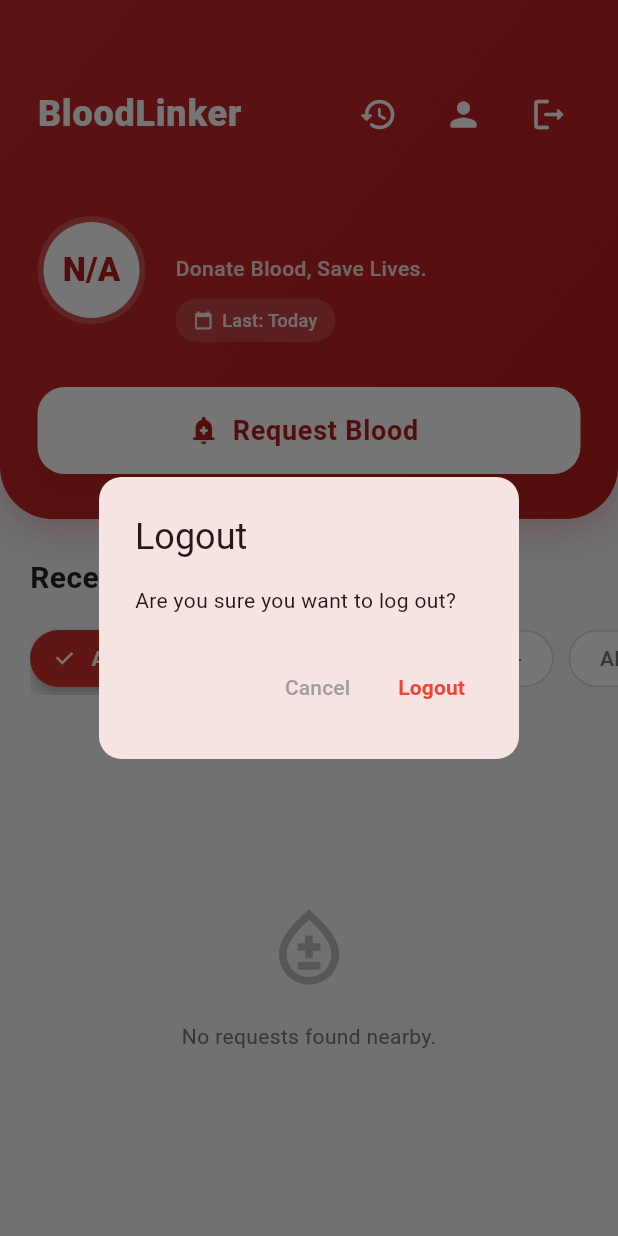
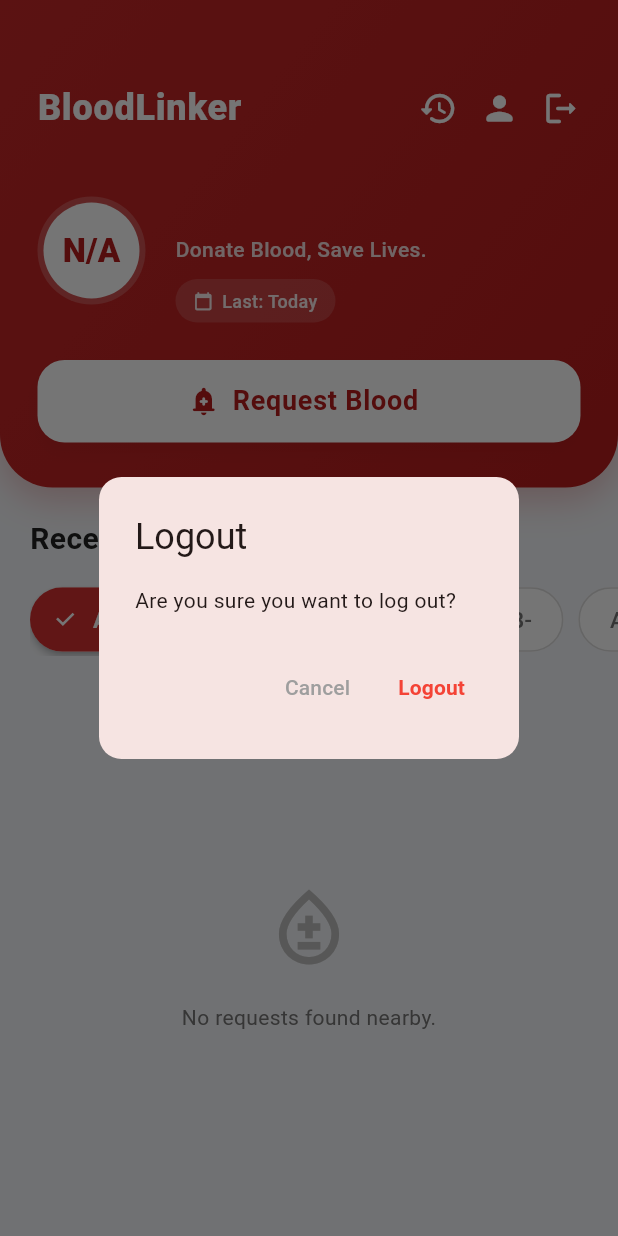
Before and after one commit to Ikra001/BloodLinker, a Flutter app: the screen it shows once a user with an empty profile is signed in, after a tap on the "logout" icon, on a phone screen of 412 x 824 dp. Run offline on Flutter 3.47's test engine with Material 3 defaults, Android fonts, the phone set to English and light mode, and no system bars; our stand-ins replace cloud_firestore, firebase_auth, firebase_core, geolocator; missing offline and left inert: flutter_osm_plugin; accounts and stored records are empty.

Commit message:
Removed SkipIntro and Improved HomePage(smaller now)

```diff
--- a/lib/pages/home_page.dart
+++ b/lib/pages/home_page.dart
@@ -4,6 +4,7 @@ import 'package:cloud_firestore/cloud_firestore.dart';
 import 'package:url_launcher/url_launcher.dart';
 
 import 'package:blood_linker/auth/auth_manager.dart';
+import 'package:blood_linker/constants.dart';
 import 'package:blood_linker/pages/request_blood_page.dart';
 import 'package:blood_linker/pages/request_details_page.dart';
 import 'package:blood_linker/pages/welcome_page.dart';
@@ -90,11 +91,11 @@ class _HomePageState extends State<HomePage> {
       backgroundColor: const Color(0xFFF5F7FA),
       body: Column(
         children: [
-          _buildModernHeader(context),
+          _buildHeader(context),
 
           // FILTER SECTION
           Padding(
-            padding: const EdgeInsets.fromLTRB(20, 25, 0, 15),
+            padding: const EdgeInsets.fromLTRB(20, 20, 0, 15),
             child: Column(
               crossAxisAlignment: CrossAxisAlignment.start,
               children: [
@@ -126,38 +127,30 @@ class _HomePageState extends State<HomePage> {
                               });
                             }
                           },
-                          // --- UPDATED COLORS FOR CONSISTENCY ---
-                          // 1. Use the specific "Elegant Red" used in header/buttons
                           selectedColor: const Color(0xFFD32F2F),
                           backgroundColor: Colors.white,
-                          checkmarkColor: Colors.white, // Tick is White
-                          // 2. Softer Text Colors
+                          checkmarkColor: Colors.white,
                           labelStyle: TextStyle(
                             color: isSelected ? Colors.white : Colors.grey[600],
                             fontWeight: isSelected
                                 ? FontWeight.w600
                                 : FontWeight.w500,
-                            fontSize: 14,
+                            fontSize: 15,
                           ),
                           padding: const EdgeInsets.symmetric(
                             horizontal: 12,
-                            vertical: 8,
+                            vertical: 10,
                           ),
-
-                          // 3. Cleaner Shape (No border when selected)
                           shape: RoundedRectangleBorder(
                             borderRadius: BorderRadius.circular(50),
                             side: BorderSide(
                               color: isSelected
-                                  ? Colors
-                                        .transparent // No border on selected (Clean look)
-                                  : Colors.grey.withOpacity(
-                                      0.2,
-                                    ), // Very soft border on unselected
+                                  ? Colors.transparent
+                                  : Colors.grey.withOpacity(0.2),
                               width: 1,
                             ),
                           ),
-                          elevation: isSelected ? 4 : 0,
+                          elevation: isSelected ? 2 : 0,
                           shadowColor: const Color(0xFFD32F2F).withOpacity(0.4),
                         ),
                       );
@@ -210,7 +203,7 @@ class _HomePageState extends State<HomePage> {
                   itemBuilder: (context, index) {
                     final doc = requests[index];
                     final data = doc.data() as Map<String, dynamic>;
-                    return _buildElegantRequestCard(context, data, doc.id);
+                    return _buildRequestCard(context, data, doc.id);
                   },
                 );
               },
@@ -222,7 +215,7 @@ class _HomePageState extends State<HomePage> {
   }
 
   // --- HEADER WIDGET ---
-  Widget _buildModernHeader(BuildContext context) {
+  Widget _buildHeader(BuildContext context) {
     final authManager = Provider.of<AuthManager>(context);
     final user = authManager.customUser;
 
@@ -249,6 +242,7 @@ class _HomePageState extends State<HomePage> {
       ),
       child: Column(
         children: [
+          // Row 1: Title and Actions
           Row(
             mainAxisAlignment: MainAxisAlignment.spaceBetween,
             children: [
@@ -291,7 +285,10 @@ class _HomePageState extends State<HomePage> {
               ),
             ],
           ),
-          const SizedBox(height: 35),
+
+          const SizedBox(height: 30),
+
+          // Row 2: Avatar + Name
           Row(
             children: [
               Container(
@@ -374,10 +371,13 @@ class _HomePageState extends State<HomePage> {
               ),
             ],
           ),
-          const SizedBox(height: 30),
+
+          const SizedBox(height: 25),
+
+          // Row 3: Request Button
           SizedBox(
             width: double.infinity,
-            height: 58,
+            height: 55,
             child: ElevatedButton.icon(
               onPressed: () {
                 Navigator.push(
@@ -421,6 +421,8 @@ class _HomePageState extends State<HomePage> {
     return IconButton(
       onPressed: onTap,
       icon: Icon(icon, color: Colors.white, size: 26),
+      padding: EdgeInsets.zero,
+      constraints: const BoxConstraints(),
       style: IconButton.styleFrom(
         tapTargetSize: MaterialTapTargetSize.shrinkWrap,
       ),
@@ -428,7 +430,7 @@ class _HomePageState extends State<HomePage> {
   }
 
   // --- CARD WIDGET ---
-  Widget _buildElegantRequestCard(
+  Widget _buildRequestCard(
     BuildContext context,
     Map<String, dynamic> data,
     String requestId,
@@ -468,6 +470,7 @@ class _HomePageState extends State<HomePage> {
                 Row(
                   crossAxisAlignment: CrossAxisAlignment.start,
                   children: [
+                    // Blood Group Box
                     Container(
                       height: 52,
                       width: 52,
@@ -514,7 +517,7 @@ class _HomePageState extends State<HomePage> {
                                   children: [
                                     Icon(
                                       Icons.person_rounded,
-                                      size: 15,
+                                      size: 16,
                                       color: Colors.grey[600],
                                     ),
                                     const SizedBox(width: 6),
@@ -546,7 +549,7 @@ class _HomePageState extends State<HomePage> {
                                   children: [
                                     Icon(
                                       Icons.local_hospital_rounded,
-                                      size: 13,
+                                      size: 14,
                                       color: Colors.grey[700],
                                     ),
                                     const SizedBox(width: 5),
@@ -564,13 +567,12 @@ class _HomePageState extends State<HomePage> {
                             ],
                           ),
 
-                          const SizedBox(height: 8),
-
+                          const SizedBox(height: 6),
                           Row(
                             children: [
                               Icon(
                                 Icons.access_time_rounded,
-                                size: 13,
+                                size: 14,
                                 color: Colors.grey[500],
                               ),
                               const SizedBox(width: 4),
@@ -589,7 +591,10 @@ class _HomePageState extends State<HomePage> {
                     ),
                   ],
                 ),
-                const SizedBox(height: 22),
+
+                const SizedBox(height: 20),
+
+                // Call Button
                 SizedBox(
                   width: double.infinity,
                   height: 50,
@@ -611,23 +616,23 @@ class _HomePageState extends State<HomePage> {
                     icon: const Icon(
                       Icons.phone_in_talk_rounded,
                       color: Colors.white,
-                      size: 19,
+                      size: 20,
                     ),
                     label: const Text(
                       "Call to Donate",
                       style: TextStyle(
                         color: Colors.white,
                         fontWeight: FontWeight.w700,
-                        fontSize: 15,
-                        letterSpacing: 0.3,
+                        fontSize: 16,
+                        letterSpacing: 0.5,
                       ),
                     ),
                     style: ElevatedButton.styleFrom(
                       backgroundColor: const Color(0xFFD32F2F),
                       shape: RoundedRectangleBorder(
-                        borderRadius: BorderRadius.circular(16),
+                        borderRadius: BorderRadius.circular(14),
                       ),
-                      elevation: 3,
+                      elevation: 4,
                       shadowColor: const Color(0xFFD32F2F).withOpacity(0.4),
                     ),
                   ),
@@ -671,6 +676,7 @@ class _HomePageState extends State<HomePage> {
     return bloodType;
   }
 
+  // --- FIXED: Shows FULL words instead of abbreviations ---
   String _formatLastDonationDate(DateTime date) {
     final difference = DateTime.now().difference(date);
     if (difference.inDays == 0) {
@@ -681,9 +687,11 @@ class _HomePageState extends State<HomePage> {
       return '${difference.inDays} days ago';
     } else if (difference.inDays < 365) {
       final months = (difference.inDays / 30).floor();
+      // Changed "mos" to "months"
       return months == 1 ? '1 month ago' : '$months months ago';
     } else {
       final years = (difference.inDays / 365).floor();
+      // Changed "yr" to "year"
       return years == 1 ? '1 year ago' : '$years years ago';
     }
   }
--- a/lib/pages/welcome_page.dart
+++ b/lib/pages/welcome_page.dart
@@ -55,41 +55,10 @@ class _WelcomePageState extends State<WelcomePage> {
         child: SafeArea(
           child: Column(
             children: [
-              // 1. HEADER (Skip Button)
-              Padding(
-                padding: const EdgeInsets.symmetric(
-                  horizontal: 20,
-                  vertical: 10,
-                ),
-                child: Align(
-                  alignment: Alignment.topRight,
-                  child: TextButton(
-                    onPressed: () {
-                      // Logic Fix: Skip usually means "I'm new, let's start" -> Register
-                      Navigator.pushNamed(context, RegisterPage.route);
-                    },
-                    style: TextButton.styleFrom(
-                      foregroundColor: Colors.grey[600],
-                      padding: const EdgeInsets.symmetric(
-                        horizontal: 15,
-                        vertical: 8,
-                      ),
-                      shape: RoundedRectangleBorder(
-                        borderRadius: BorderRadius.circular(20),
-                      ),
-                    ),
-                    child: const Text(
-                      "Skip Intro",
-                      style: TextStyle(
-                        fontSize: 14,
-                        fontWeight: FontWeight.w600,
-                      ),
-                    ),
-                  ),
-                ),
-              ),
+              // Added a little top spacing since Skip button is gone
+              const SizedBox(height: 20),
 
-              // 2. SLIDER SECTION
+              // 1. SLIDER SECTION
               Expanded(
                 child: PageView.builder(
                   controller: _pageController,
@@ -107,7 +76,7 @@ class _WelcomePageState extends State<WelcomePage> {
                 ),
               ),
 
-              // 3. DOT INDICATORS
+              // 2. DOT INDICATORS
               Row(
                 mainAxisAlignment: MainAxisAlignment.center,
                 children: List.generate(
@@ -118,7 +87,7 @@ class _WelcomePageState extends State<WelcomePage> {
 
               const SizedBox(height: 50),
 
-              // 4. BOTTOM BUTTONS
+              // 3. BOTTOM BUTTONS
               Padding(
                 padding: const EdgeInsets.symmetric(
                   horizontal: 30,
```
